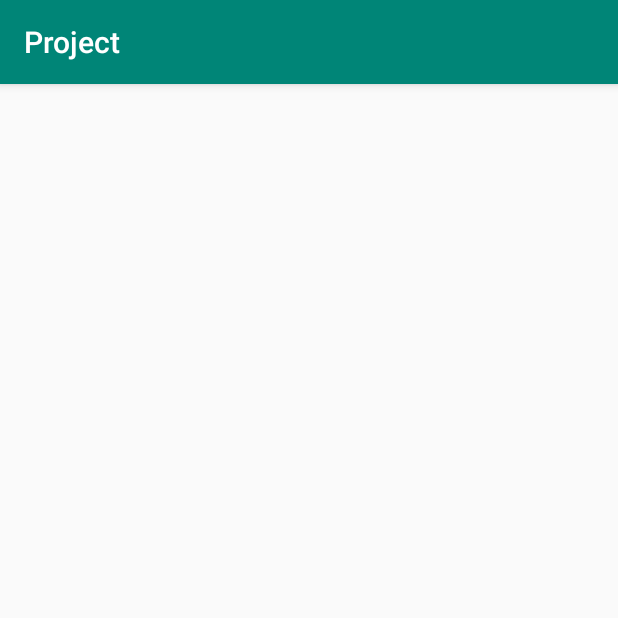
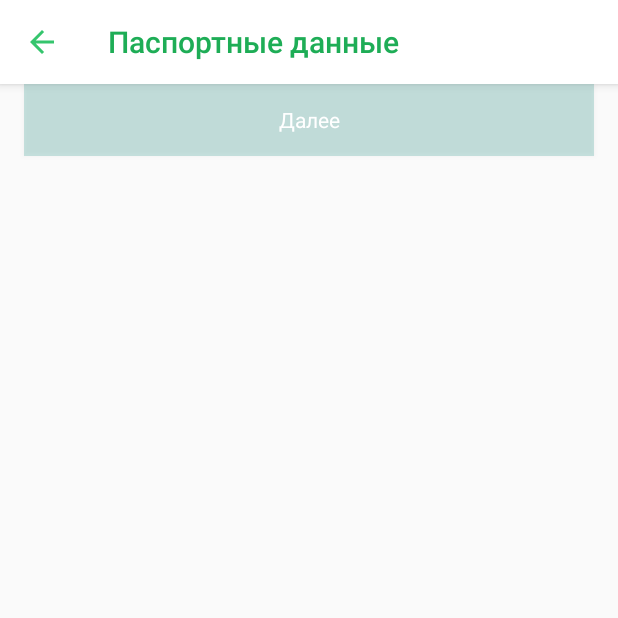
Before and after one commit to LightM2/Project, an Android app: the screen it shows after launch (MainActivity), on a phone screen of 412 x 824 dp, the top half of it. Run offline under Robolectric (Android 15) with nearby library versions, the phone set to English and light mode, and no system bars; our stand-ins replace data binding.

Commit message:
add toolBar

```diff
--- /dev/null
+++ b/app/src/main/java/com/example/project/BaseFragment.kt
@@ -0,0 +1,43 @@
+package com.example.project
+
+import android.os.Bundle
+import android.view.LayoutInflater
+import android.view.View
+import android.view.ViewGroup
+import androidx.annotation.LayoutRes
+import androidx.databinding.DataBindingUtil
+import androidx.databinding.ViewDataBinding
+import androidx.fragment.app.Fragment
+import androidx.lifecycle.ViewModelProviders
+
+abstract class BaseFragment<T : ViewDataBinding, V : BaseViewModel> : Fragment() {
+
+  lateinit var binding: T
+
+  lateinit var viewModel: V
+
+  @LayoutRes abstract fun getLayoutId(): Int
+
+  abstract fun getViewModelClass(): Class<V>
+
+  override fun onCreate(savedInstanceState: Bundle?) {
+    super.onCreate(savedInstanceState)
+    viewModel = ViewModelProviders.of(this).get(getViewModelClass())
+    viewModel.fragment = this
+  }
+
+  override fun onCreateView(
+    inflater: LayoutInflater,
+    container: ViewGroup?,
+    savedInstanceState: Bundle?
+  ): View? {
+    binding = DataBindingUtil.inflate(inflater, getLayoutId(), container, false)
+    binding.setVariable(BR.viewModel, viewModel)
+    return binding.root
+  }
+
+  override fun onDestroy() {
+    super.onDestroy()
+    viewModel.fragment = null
+  }
+}
--- a/app/src/main/java/com/example/project/MainActivity.kt
+++ b/app/src/main/java/com/example/project/MainActivity.kt
@@ -8,5 +8,15 @@ class MainActivity : AppCompatActivity() {
   override fun onCreate(savedInstanceState: Bundle?) {
     super.onCreate(savedInstanceState)
     setContentView(R.layout.activity_main)
+
+    val window = this.window
+    window.statusBarColor = this.resources.getColor(R.color.statusBarColor)
+
+    val mainFragment = MainFragment()
+    val manager = supportFragmentManager
+    val transaction = manager.beginTransaction()
+    transaction.replace(R.id.fragmentFrame, mainFragment)
+    transaction.addToBackStack(null)
+    transaction.commit()
   }
 }
--- /dev/null
+++ b/app/src/main/java/com/example/project/MainFragment.kt
@@ -0,0 +1,16 @@
+package com.example.project
+
+import com.example.project.databinding.MainFragmentBinding
+
+class MainFragment : BaseFragment<MainFragmentBinding, MainViewModel>() {
+  override fun getViewModelClass(): Class<MainViewModel> = MainViewModel::class.java
+
+  override fun getLayoutId(): Int = R.layout.main_fragment
+
+  companion object {
+    fun newInstance() = MainFragment()
+  }
+
+  //private lateinit var viewModel: MainViewModel
+
+}
--- /dev/null
+++ b/app/src/main/java/com/example/project/MainViewModel.kt
@@ -0,0 +1,5 @@
+package com.example.project
+
+class MainViewModel : BaseViewModel() {
+  // TODO: Implement the ViewModel
+}
--- /dev/null
+++ b/app/src/main/res/drawable/ic_arrow_back_green_24dp.xml
@@ -0,0 +1,6 @@
+<vector xmlns:android="http://schemas.android.com/apk/res/android" android:height="24dp"
+    android:tint="#35C56D" android:viewportHeight="24.0"
+    android:viewportWidth="24.0" android:width="24dp">
+  <path android:fillColor="#FF000000"
+      android:pathData="M20,11H7.83l5.59,-5.59L12,4l-8,8 8,8 1.41,-1.41L7.83,13H20v-2z"/>
+</vector>
--- a/app/src/main/res/layout/activity_main.xml
+++ b/app/src/main/res/layout/activity_main.xml
@@ -1,10 +1,13 @@
 <?xml version="1.0" encoding="utf-8"?>
-<androidx.constraintlayout.widget.ConstraintLayout
+<FrameLayout
     xmlns:android="http://schemas.android.com/apk/res/android"
     xmlns:tools="http://schemas.android.com/tools"
     android:layout_width="match_parent"
     android:layout_height="match_parent"
     tools:context=".MainActivity">
+  <FrameLayout android:layout_width="match_parent"
+      android:id="@+id/fragmentFrame"
+      android:layout_height="match_parent"/>
 
 
-</androidx.constraintlayout.widget.ConstraintLayout>
+</FrameLayout>
--- /dev/null
+++ b/app/src/main/res/layout/main_fragment.xml
@@ -0,0 +1,41 @@
+<?xml version="1.0" encoding="utf-8"?>
+<layout xmlns:android="http://schemas.android.com/apk/res/android"
+    xmlns:app="http://schemas.android.com/apk/res-auto"
+>
+
+  <data>
+    <variable name="viewModel" type="com.example.project.MainViewModel"/>
+  </data>
+
+  <LinearLayout android:layout_width="match_parent"
+      android:orientation="vertical"
+      android:layout_height="match_parent">
+
+    <com.google.android.material.appbar.AppBarLayout android:layout_width="match_parent"
+        android:id="@+id/appbar"
+        android:layout_height="wrap_content">
+
+      <androidx.appcompat.widget.Toolbar android:layout_width="match_parent"
+          android:theme="@style/ToolBarTheme"
+          android:layout_height="?attr/actionBarSize"
+          android:id="@+id/main_toolbar"
+          app:title="@string/toolBarTitle"
+          app:navigationIcon="@drawable/ic_arrow_back_green_24dp">
+
+      </androidx.appcompat.widget.Toolbar>
+
+    </com.google.android.material.appbar.AppBarLayout>
+
+    <com.google.android.material.button.MaterialButton android:layout_width="match_parent"
+        android:layout_marginLeft="16dp"
+        android:layout_marginRight="16dp"
+        android:id="@+id/nextButton"
+        android:text="@string/nextButtonString"
+        style="@style/ButtonTheme"
+        android:layout_height="wrap_content"/>
+
+
+  </LinearLayout>
+
+
+</layout>
--- a/app/src/main/res/values/colors.xml
+++ b/app/src/main/res/values/colors.xml
@@ -3,4 +3,9 @@
   <color name="colorPrimary">#008577</color>
   <color name="colorPrimaryDark">#00574B</color>
   <color name="colorAccent">#D81B60</color>
+  <color name="ColorBlack">#0f0f1a</color>
+  <color name="statusBarColor">#35c56d</color>
+  <color name="colorWhite">#ffffff</color>
+  <color name="toolBarColor">#1ead56</color>
+  <color name="defaultNextButtonColor">#33000000</color>
 </resources>
--- a/app/src/main/res/values/strings.xml
+++ b/app/src/main/res/values/strings.xml
@@ -1,3 +1,5 @@
 <resources>
   <string name="app_name">Project</string>
+  <string name="toolBarTitle">Паспортные данные</string>
+  <string name="nextButtonString">Далее</string>
 </resources>
--- a/app/src/main/res/values/styles.xml
+++ b/app/src/main/res/values/styles.xml
@@ -1,11 +1,26 @@
 <resources>
 
   <!-- Base application theme. -->
-  <style name="AppTheme" parent="Theme.AppCompat.Light.DarkActionBar">
+  <style name="AppTheme" parent="Theme.AppCompat.Light.NoActionBar">
     <!-- Customize your theme here. -->
     <item name="colorPrimary">@color/colorPrimary</item>
     <item name="colorPrimaryDark">@color/colorPrimaryDark</item>
     <item name="colorAccent">@color/colorAccent</item>
   </style>
 
+  <style name="ToolBarTheme" parent="Theme.AppCompat.Light.NoActionBar">
+    <item name="android:background">@color/colorWhite</item>
+    <item name="android:textColorPrimary">@color/toolBarColor</item>
+    <item name="android:textColor">@color/toolBarColor</item>
+    <item name="android:textSize">20sp</item>
+    <item name="android:textStyle">normal</item>
+    <item name="android:fontFamily">sans-serif-medium</item>
+  </style>
+
+  <style name="ButtonTheme" parent="Theme.MaterialComponents.Light.Bridge">
+    <item name="android:background">@color/defaultNextButtonColor</item>
+    <item name="android:textSize">14sp</item>
+  </style>
+
+
 </resources>
```
Also changed, not shown: app/build.gradle (+11 -7 lines), app/src/main/java/com/example/project/BaseViewModel.kt (added, +63 -0 lines).
